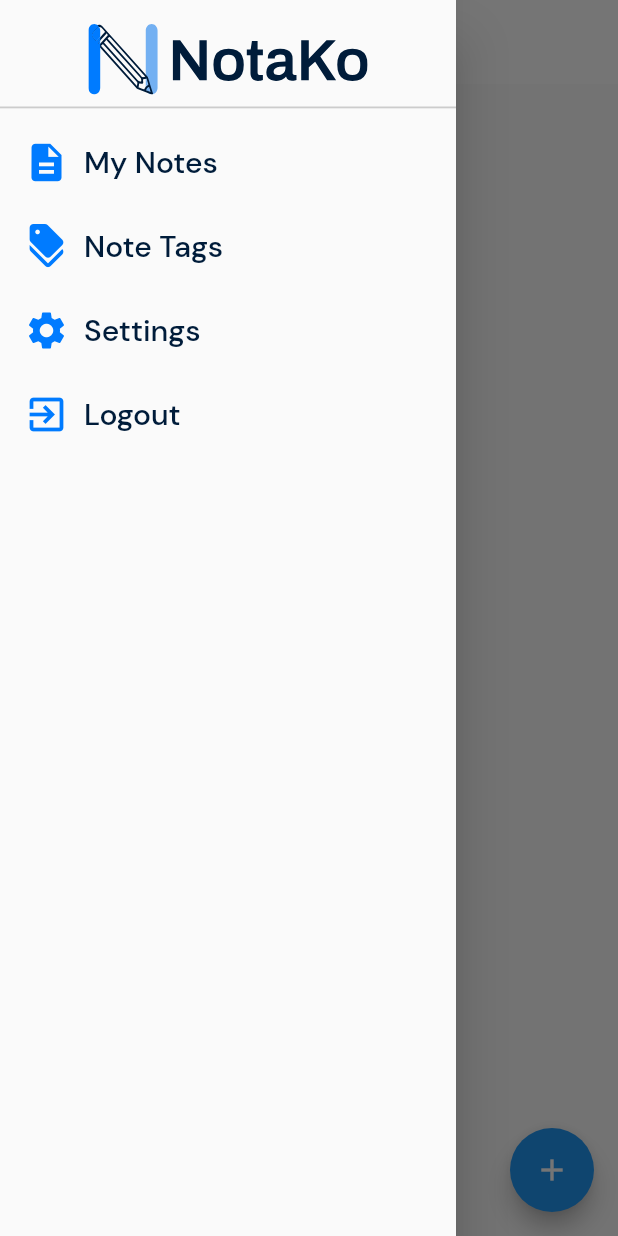
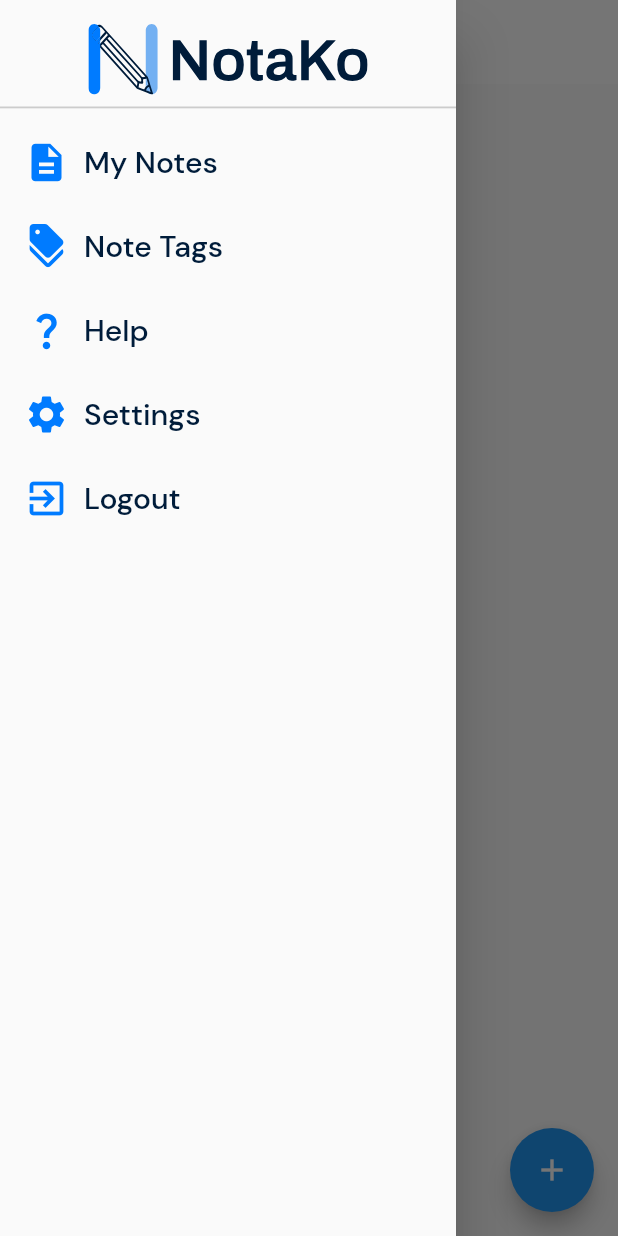
Before and after one commit to mrkdyrit/Notako, a Flutter app: the HomeScreen screen opened directly, with the side drawer open, on a phone screen of 412 x 824 dp. Run offline on Flutter 3.47's test engine with Material 2 defaults, Android fonts, the phone set to English and light mode, and no system bars; our stand-ins replace firebase_auth, firebase_core, flutter_svg, image_picker, shared_preferences; accounts and stored records are empty.

Commit message:
Added Help Screen to Navigation

```diff
--- a/lib/screens/home/home.dart
+++ b/lib/screens/home/home.dart
@@ -1,6 +1,7 @@
 import 'package:firebase_auth/firebase_auth.dart';
 import 'package:flutter/material.dart';
 import 'package:notako_app/screens/accounts/login.dart';
+import 'package:notako_app/screens/help/help.dart';
 import 'package:notako_app/screens/notes/notes.dart';
 import 'package:notako_app/screens/settings/settings.dart';
 import 'package:notako_app/screens/tags/tags.dart';
@@ -21,6 +22,7 @@ class _HomeScreenState extends State<HomeScreen> {
   List<Widget> screenList = [
     const NoteScreen(),
     const TagsScreen(),
+    const HelpScreen(),
     const SettingScreen(),
   ];
 
--- a/lib/widgets/notako_drawer.dart
+++ b/lib/widgets/notako_drawer.dart
@@ -52,11 +52,20 @@ Drawer notakoDrawer(BuildContext context, Function(int) changeScreen) {
         ListTile(
           horizontalTitleGap: 0.0,
           title: const Text(
+            'Help',
+            style: navTextStyle
+          ),
+          leading: const Icon(Icons.question_mark, color: iconColor, size: iconSize,),
+          onTap: () { Navigator.pop(context); changeScreen(2); },
+        ),
+        ListTile(
+          horizontalTitleGap: 0.0,
+          title: const Text(
             'Settings',
             style: navTextStyle
           ),
           leading: const Icon(Icons.settings, color: iconColor, size: iconSize,),
-          onTap: () { Navigator.pop(context); changeScreen(2); },
+          onTap: () { Navigator.pop(context); changeScreen(3); },
         ),
         ListTile(
           horizontalTitleGap: 0.0,
```
Also changed, not shown: lib/screens/help/help.dart (added, +17 -0 lines).
